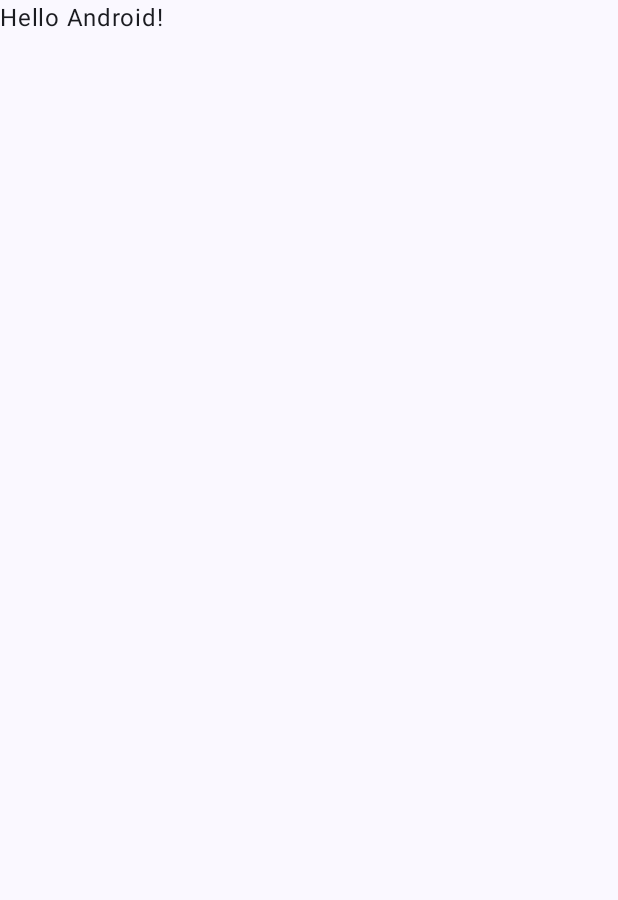
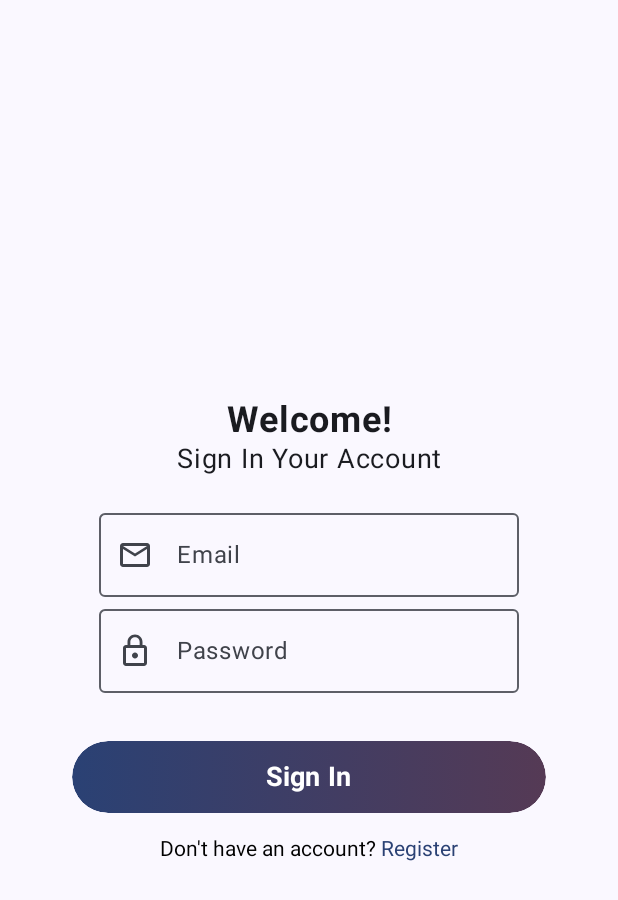
Before and after one commit to tdotbui/BeatBuddy, an Android app built with Jetpack Compose: the screen it shows after launch (MainActivity), on a phone screen of 412 x 824 dp. Before the commit the part shown is almost empty. Shown: the top 900 px of the screen. Run offline under Robolectric (Android 15) with nearby library versions, the phone set to English and light mode, and no system bars; our stand-ins replace Firebase (no records; nobody signed in at launch, a user with empty details on screens opened directly).

Commit message:
User authentication with Firebase and Firestore

```diff
--- a/app/src/main/java/edu/temple/beatbuddy/MainActivity.kt
+++ b/app/src/main/java/edu/temple/beatbuddy/MainActivity.kt
@@ -10,6 +10,10 @@ import androidx.compose.material3.Text
 import androidx.compose.runtime.Composable
 import androidx.compose.ui.Modifier
 import androidx.compose.ui.tooling.preview.Preview
+import androidx.lifecycle.viewmodel.compose.viewModel
+import androidx.navigation.NavHostController
+import androidx.navigation.compose.rememberNavController
+import edu.temple.beatbuddy.repository.auth.AuthViewModel
 import edu.temple.beatbuddy.ui.theme.BeatBuddyTheme
 
 class MainActivity : ComponentActivity() {
@@ -22,7 +26,13 @@ class MainActivity : ComponentActivity() {
                     modifier = Modifier.fillMaxSize(),
                     color = MaterialTheme.colorScheme.background
                 ) {
-                    Greeting("Android")
+                    val navController = rememberNavController()
+                    val authViewModel : AuthViewModel = viewModel()
+
+                    MyApp(
+                        navController = navController,
+                        authViewModel = authViewModel
+                    )
                 }
             }
         }
@@ -30,17 +40,12 @@ class MainActivity : ComponentActivity() {
 }
 
 @Composable
-fun Greeting(name: String, modifier: Modifier = Modifier) {
-    Text(
-        text = "Hello $name!",
-        modifier = modifier
+fun MyApp(
+    navController: NavHostController,
+    authViewModel: AuthViewModel
+) {
+    Navigation(
+        navController = navController,
+        authViewModel = authViewModel
     )
 }
-
-@Preview(showBackground = true)
-@Composable
-fun GreetingPreview() {
-    BeatBuddyTheme {
-        Greeting("Android")
-    }
-}
--- /dev/null
+++ b/app/src/main/java/edu/temple/beatbuddy/Navigation.kt
@@ -0,0 +1,54 @@
+package edu.temple.beatbuddy
+
+import androidx.compose.runtime.Composable
+import androidx.navigation.NavHostController
+import androidx.navigation.compose.NavHost
+import androidx.navigation.compose.composable
+import edu.temple.beatbuddy.repository.auth.AuthViewModel
+import edu.temple.beatbuddy.screen.HomeScreen
+import edu.temple.beatbuddy.screen.SignInScreen
+import edu.temple.beatbuddy.screen.SignUpScreen
+
+@Composable
+fun Navigation(
+    navController: NavHostController,
+    authViewModel: AuthViewModel
+) {
+    NavHost(
+        navController = navController,
+        startDestination = "sign_in"
+    ) {
+        composable(route = "sign_in") {
+            SignInScreen(
+                goToSignUpScreen = {
+                    navController.navigate("sign_up") {
+                        popUpTo("sign_in") { inclusive = true }
+                    } },
+                onSignIn = { navController.navigate("home") {
+                    popUpTo("sign_in") { inclusive = true }
+                } }
+            )
+        }
+
+        composable(route = "sign_up") {
+            SignUpScreen(
+                authViewModel = authViewModel,
+                goToSignInScreen = {
+                    navController.navigate("sign_in") {
+                        popUpTo("sign_up") { inclusive = true }
+                    }
+                }
+            )
+        }
+
+        composable(route = "home") {
+            HomeScreen(
+                onSignOut = {
+                    navController.navigate("sign_in") {
+                        popUpTo("home") { inclusive = true }
+                    }
+                }
+            )
+        }
+    }
+}
--- /dev/null
+++ b/app/src/main/java/edu/temple/beatbuddy/repository/auth/AuthInjection.kt
@@ -0,0 +1,13 @@
+package edu.temple.beatbuddy.repository.auth
+
+import com.google.firebase.firestore.FirebaseFirestore
+
+object AuthInjection {
+    private val instance: FirebaseFirestore by lazy {
+        FirebaseFirestore.getInstance()
+    }
+
+    fun instance(): FirebaseFirestore {
+        return instance
+    }
+}
--- /dev/null
+++ b/app/src/main/java/edu/temple/beatbuddy/repository/auth/AuthResult.kt
@@ -0,0 +1,6 @@
+package edu.temple.beatbuddy.repository.auth
+
+sealed class AuthResult<out T> {
+    data class Success<out T>(val data: T) : AuthResult<T>()
+    data class Error(val exception: Exception) : AuthResult<Nothing>()
+}
--- /dev/null
+++ b/app/src/main/java/edu/temple/beatbuddy/repository/auth/AuthViewModel.kt
@@ -0,0 +1,24 @@
+package edu.temple.beatbuddy.repository.auth
+
+import androidx.lifecycle.LiveData
+import androidx.lifecycle.MutableLiveData
+import androidx.lifecycle.ViewModel
+import androidx.lifecycle.viewModelScope
+import com.google.firebase.auth.FirebaseAuth
+import kotlinx.coroutines.launch
+
+class AuthViewModel : ViewModel() {
+    private val userRepository: UserRepository = UserRepository(
+        FirebaseAuth.getInstance(),
+        AuthInjection.instance()
+    )
+
+    private val _authResult = MutableLiveData<AuthResult<Boolean>>()
+    val authResult: LiveData<AuthResult<Boolean>> = _authResult
+
+    fun signUp(fullName: String, email: String, password: String) {
+        viewModelScope.launch {
+            _authResult.value = userRepository.signUp(fullName, email, password)
+        }
+    }
+}
--- /dev/null
+++ b/app/src/main/java/edu/temple/beatbuddy/screen/SignInScreen.kt
@@ -0,0 +1,165 @@
+package edu.temple.beatbuddy.screen
+
+import androidx.compose.foundation.background
+import androidx.compose.foundation.layout.Arrangement
+import androidx.compose.foundation.layout.Box
+import androidx.compose.foundation.layout.Column
+import androidx.compose.foundation.layout.PaddingValues
+import androidx.compose.foundation.layout.Spacer
+import androidx.compose.foundation.layout.fillMaxSize
+import androidx.compose.foundation.layout.fillMaxWidth
+import androidx.compose.foundation.layout.height
+import androidx.compose.foundation.layout.heightIn
+import androidx.compose.foundation.layout.padding
+import androidx.compose.foundation.shape.RoundedCornerShape
+import androidx.compose.foundation.text.ClickableText
+import androidx.compose.foundation.text.KeyboardOptions
+import androidx.compose.material3.Button
+import androidx.compose.material3.ButtonDefaults
+import androidx.compose.material3.Icon
+import androidx.compose.material3.MaterialTheme
+import androidx.compose.material3.OutlinedTextField
+import androidx.compose.material3.Text
+import androidx.compose.runtime.Composable
+import androidx.compose.runtime.getValue
+import androidx.compose.runtime.mutableStateOf
+import androidx.compose.runtime.remember
+import androidx.compose.runtime.setValue
+import androidx.compose.ui.Alignment
+import androidx.compose.ui.Modifier
+import androidx.compose.ui.draw.clip
+import androidx.compose.ui.graphics.Brush
+import androidx.compose.ui.graphics.Color
+import androidx.compose.ui.res.painterResource
+import androidx.compose.ui.text.SpanStyle
+import androidx.compose.ui.text.buildAnnotatedString
+import androidx.compose.ui.text.font.FontWeight
+import androidx.compose.ui.text.input.KeyboardType
+import androidx.compose.ui.text.style.TextAlign
+import androidx.compose.ui.text.withStyle
+import androidx.compose.ui.tooling.preview.Preview
+import androidx.compose.ui.unit.dp
+import androidx.compose.ui.unit.sp
+import edu.temple.beatbuddy.R
+
+@Composable
+fun SignInScreen(
+    goToSignUpScreen: () -> Unit,
+    onSignIn: () -> Unit
+) {
+    var email by remember { mutableStateOf("") }
+    var password by remember { mutableStateOf("") }
+
+    Column(
+        modifier = Modifier
+            .fillMaxSize()
+            .padding(horizontal = 16.dp, vertical = 28.dp),
+        horizontalAlignment = Alignment.CenterHorizontally,
+        verticalArrangement = Arrangement.Center
+    ) {
+        Column(
+            modifier = Modifier
+                .padding(16.dp),
+            horizontalAlignment = Alignment.CenterHorizontally,
+            verticalArrangement = Arrangement.SpaceBetween
+        ) {
+            Text(
+                text = "Welcome!",
+                textAlign = TextAlign.Center,
+                fontWeight = FontWeight.Bold,
+                fontSize = 24.sp
+            )
+
+            Text(
+                text = "Sign In Your Account",
+                textAlign = TextAlign.Center,
+                fontWeight = FontWeight.Normal,
+                fontSize = 18.sp
+            )
+        }
+
+        OutlinedTextField(
+            value = email,
+            onValueChange = {
+                email = it
+            },
+            label = { Text("Email") },
+            leadingIcon = {
+                Icon(
+                    painter = painterResource(id = R.drawable.email),
+                    contentDescription = ""
+                )
+            }
+        )
+
+        OutlinedTextField(
+            value = password,
+            onValueChange = {
+                password = it
+            },
+            label = { Text("Password") },
+            leadingIcon = {
+                Icon(
+                    painter = painterResource(id = R.drawable.password),
+                    contentDescription = ""
+                )
+            },
+            keyboardOptions = KeyboardOptions(keyboardType = KeyboardType.Password)
+        )
+
+        Spacer(modifier = Modifier.height(16.dp))
+
+        Button(
+            onClick = { onSignIn() },
+            modifier = Modifier
+                .fillMaxWidth()
+                .heightIn(48.dp)
+                .padding(horizontal = 32.dp, vertical = 16.dp)
+                .clip(shape = RoundedCornerShape(50.dp)),
+            contentPadding = PaddingValues(),
+            colors = ButtonDefaults.buttonColors(Color.Transparent)
+        ) {
+            Box(
+                modifier = Modifier
+                    .fillMaxWidth()
+                    .heightIn(48.dp)
+                    .background(
+                        brush = Brush.horizontalGradient(
+                            listOf(
+                                MaterialTheme.colorScheme.primary,
+                                MaterialTheme.colorScheme.tertiary
+                            )
+                        ),
+                        shape = RoundedCornerShape(50.dp)
+                    ),
+                contentAlignment = Alignment.Center
+            ) {
+                Text(
+                    text = "Sign In",
+                    fontSize = 18.sp,
+                    fontWeight = FontWeight.Bold,
+                    color = Color.White
+                )
+            }
+        }
+
+        val annotatedString = buildAnnotatedString {
+            append("Don't have an account? ")
+            withStyle(style = SpanStyle(color = MaterialTheme.colorScheme.primary)) {
+                pushStringAnnotation(tag = "Register", annotation = "Register")
+                append("Register")
+            }
+        }
+
+        ClickableText(
+            text = annotatedString,
+            onClick = { goToSignUpScreen() }
+        )
+    }
+}
+
+@Preview(showBackground = true)
+@Composable
+fun PreviewSignIn() {
+    SignInScreen({}, {})
+}
--- /dev/null
+++ b/app/src/main/res/drawable/email.xml
@@ -0,0 +1,5 @@
+<vector android:height="24dp" android:tint="#000000"
+    android:viewportHeight="24" android:viewportWidth="24"
+    android:width="24dp" xmlns:android="http://schemas.android.com/apk/res/android">
+    <path android:fillColor="@android:color/white" android:pathData="M20,4L4,4c-1.1,0 -1.99,0.9 -1.99,2L2,18c0,1.1 0.9,2 2,2h16c1.1,0 2,-0.9 2,-2L22,6c0,-1.1 -0.9,-2 -2,-2zM20,18L4,18L4,8l8,5 8,-5v10zM12,11L4,6h16l-8,5z"/>
+</vector>
--- /dev/null
+++ b/app/src/main/res/drawable/password.xml
@@ -0,0 +1,5 @@
+<vector android:height="24dp" android:tint="#000000"
+    android:viewportHeight="24" android:viewportWidth="24"
+    android:width="24dp" xmlns:android="http://schemas.android.com/apk/res/android">
+    <path android:fillColor="@android:color/white" android:pathData="M12,17c1.1,0 2,-0.9 2,-2s-0.9,-2 -2,-2s-2,0.9 -2,2S10.9,17 12,17zM18,8h-1V6c0,-2.76 -2.24,-5 -5,-5S7,3.24 7,6v2H6c-1.1,0 -2,0.9 -2,2v10c0,1.1 0.9,2 2,2h12c1.1,0 2,-0.9 2,-2V10C20,8.9 19.1,8 18,8zM8.9,6c0,-1.71 1.39,-3.1 3.1,-3.1s3.1,1.39 3.1,3.1v2H8.9V6zM18,20H6V10h12V20z"/>
+</vector>
--- /dev/null
+++ b/app/src/main/res/drawable/person.xml
@@ -0,0 +1,5 @@
+<vector android:height="24dp" android:tint="#000000"
+    android:viewportHeight="24" android:viewportWidth="24"
+    android:width="24dp" xmlns:android="http://schemas.android.com/apk/res/android">
+    <path android:fillColor="@android:color/white" android:pathData="M12,12c2.21,0 4,-1.79 4,-4s-1.79,-4 -4,-4 -4,1.79 -4,4 1.79,4 4,4zM12,14c-2.67,0 -8,1.34 -8,4v2h16v-2c0,-2.66 -5.33,-4 -8,-4z"/>
+</vector>
--- a/build.gradle.kts
+++ b/build.gradle.kts
@@ -2,4 +2,5 @@
 plugins {
     id("com.android.application") version "8.2.2" apply false
     id("org.jetbrains.kotlin.android") version "1.9.0" apply false
+    id("com.google.gms.google-services") version "4.4.1" apply false
 }
```
Also changed, not shown: app/build.gradle.kts (+9 -0 lines), app/src/main/java/edu/temple/beatbuddy/model/User.kt (added, +7 -0 lines), app/src/main/java/edu/temple/beatbuddy/repository/auth/UserRepository.kt (added, +26 -0 lines), app/src/main/java/edu/temple/beatbuddy/screen/HomeScreen.kt (added, +34 -0 lines), app/src/main/java/edu/temple/beatbuddy/screen/SignUpScreen.kt (added, +189 -0 lines), 1 other file.
